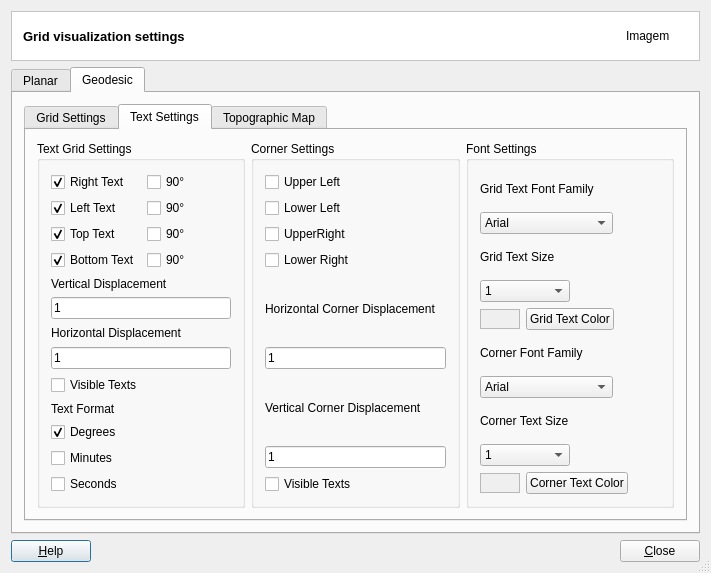
Qt form src/terralib/layout/qt/ui/GridSettings.ui (claudiobogossian/terraprint) before a commit.
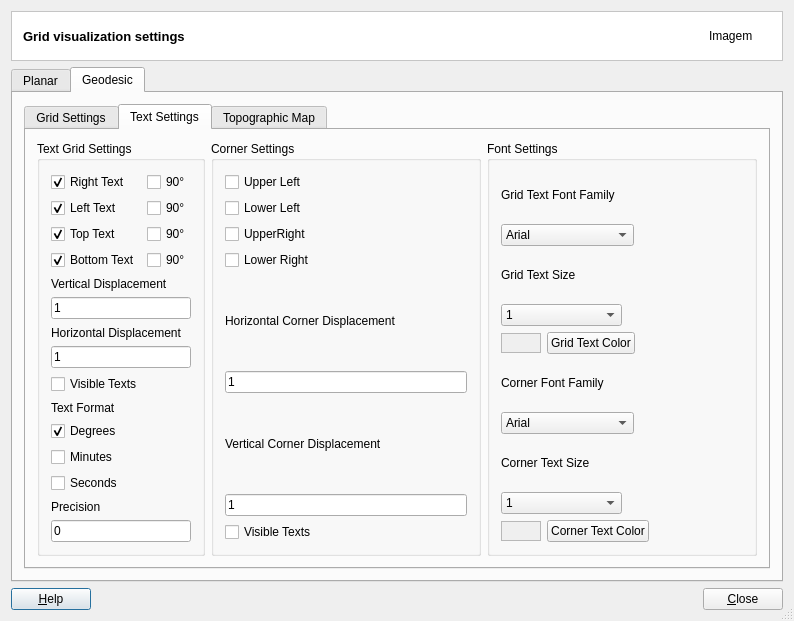
The same form after that commit. The open tabs and pages were chosen to show the change.

Commit message: Seconds precision configuration in Geodesic grid settings

The edit to the form file:
```diff
--- a/src/terralib/layout/qt/ui/GridSettings.ui
+++ b/src/terralib/layout/qt/ui/GridSettings.ui
@@ -6,8 +6,8 @@
    <rect>
     <x>0</x>
     <y>0</y>
-    <width>711</width>
-    <height>523</height>
+    <width>794</width>
+    <height>568</height>
    </rect>
   </property>
   <property name="windowTitle">
@@ -2201,8 +2201,8 @@
             </attribute>
             <layout class="QGridLayout" name="gridLayout_7">
              <item row="0" column="0">
-              <layout class="QHBoxLayout" name="horizontalLayout_13">
-               <item>
+              <layout class="QGridLayout" name="gridLayout_12">
+               <item row="0" column="0">
                 <widget class="QGroupBox" name="groupBox4_2_2">
                  <property name="title">
                   <string>Text Grid Settings</string>
@@ -2210,8 +2210,8 @@
                  <property name="flat">
                   <bool>true</bool>
                  </property>
-                 <layout class="QVBoxLayout" name="verticalLayout_11">
-                  <item>
+                 <layout class="QGridLayout" name="gridLayout_13">
+                  <item row="0" column="0" colspan="4">
                    <layout class="QHBoxLayout">
                     <item>
                      <layout class="QVBoxLayout">
@@ -2291,58 +2291,21 @@
                     </item>
                    </layout>
                   </item>
-                  <item>
-                   <widget class="QLabel" name="lbVerticalGeoDisplacement">
-                    <property name="text">
-                     <string>Vertical Displacement</string>
-                    </property>
-                    <property name="wordWrap">
-                     <bool>false</bool>
-                    </property>
-                   </widget>
-                  </item>
-                  <item>
-                   <widget class="QLineEdit" name="lneVrtGeoDisplacement">
-                    <property name="text">
-                     <string>1</string>
-                    </property>
-                   </widget>
-                  </item>
-                  <item>
-                   <widget class="QLabel" name="lbHorizontalGeoDisplacement">
-                    <property name="text">
-                     <string>Horizontal Displacement</string>
-                    </property>
-                    <property name="wordWrap">
-                     <bool>false</bool>
-                    </property>
-                   </widget>
-                  </item>
-                  <item>
-                   <widget class="QLineEdit" name="lneHrzGeoDisplacement">
-                    <property name="text">
-                     <string>1</string>
-                    </property>
-                   </widget>
-                  </item>
-                  <item>
+                  <item row="5" column="0">
                    <widget class="QCheckBox" name="chkVisibleTextsGeoText">
                     <property name="text">
                      <string>Visible Texts</string>
                     </property>
                    </widget>
                   </item>
-                  <item>
-                   <widget class="QLabel" name="lbOptionFormat">
+                  <item row="4" column="0" colspan="4">
+                   <widget class="QLineEdit" name="lneHrzGeoDisplacement">
                     <property name="text">
-                     <string>Text Format</string>
-                    </property>
-                    <property name="wordWrap">
-                     <bool>false</bool>
+                     <string>1</string>
                     </property>
                    </widget>
                   </item>
-                  <item>
+                  <item row="7" column="0">
                    <widget class="QCheckBox" name="chkDegreesGeoText">
                     <property name="text">
                      <string>Degrees</string>
@@ -2352,24 +2315,96 @@
                     </property>
                    </widget>
                   </item>
-                  <item>
+                  <item row="8" column="0">
                    <widget class="QCheckBox" name="chkMinutesGeoText">
                     <property name="text">
                      <string>Minutes</string>
                     </property>
                    </widget>
                   </item>
-                  <item>
+                  <item row="9" column="0">
                    <widget class="QCheckBox" name="chkSecondsGeoText">
                     <property name="text">
                      <string>Seconds</string>
                     </property>
                    </widget>
                   </item>
+                  <item row="10" column="0">
+                   <widget class="QLabel" name="label">
+                    <property name="sizePolicy">
+                     <sizepolicy hsizetype="Fixed" vsizetype="Preferred">
+                      <horstretch>0</horstretch>
+                      <verstretch>0</verstretch>
+                     </sizepolicy>
+                    </property>
+                    <property name="text">
+                     <string>Precision</string>
+                    </property>
+                   </widget>
+                  </item>
+                  <item row="3" column="0" colspan="4">
+                   <widget class="QLabel" name="lbHorizontalGeoDisplacement">
+                    <property name="text">
+                     <string>Horizontal Displacement</string>
+                    </property>
+                    <property name="wordWrap">
+                     <bool>false</bool>
+                    </property>
+                   </widget>
+                  </item>
+                  <item row="2" column="0" colspan="4">
+                   <widget class="QLineEdit" name="lneVrtGeoDisplacement">
+                    <property name="text">
+                     <string>1</string>
+                    </property>
+                   </widget>
+                  </item>
+                  <item row="1" column="0">
+                   <widget class="QLabel" name="lbVerticalGeoDisplacement">
+                    <property name="text">
+                     <string>Vertical Displacement</string>
+                    </property>
+                    <property name="wordWrap">
+                     <bool>false</bool>
+                    </property>
+                   </widget>
+                  </item>
+                  <item row="6" column="0">
+                   <widget class="QLabel" name="lbOptionFormat">
+                    <property name="text">
+                     <string>Text Format</string>
+                    </property>
+                    <property name="wordWrap">
+                     <bool>false</bool>
+                    </property>
+                   </widget>
+                  </item>
+                  <item row="11" column="0" colspan="4">
+                   <widget class="QLineEdit" name="lneSecPrecision">
+                    <property name="enabled">
+                     <bool>true</bool>
+                    </property>
+                    <property name="maximumSize">
+                     <size>
+                      <width>16777215</width>
+                      <height>16777215</height>
+                     </size>
+                    </property>
+                    <property name="inputMask">
+                     <string>0</string>
+                    </property>
+                    <property name="text">
+                     <string>0</string>
+                    </property>
+                    <property name="alignment">
+                     <set>Qt::AlignLeading|Qt::AlignLeft|Qt::AlignVCenter</set>
+                    </property>
+                   </widget>
+                  </item>
                  </layout>
                 </widget>
                </item>
-               <item>
+               <item row="0" column="1">
                 <widget class="QGroupBox" name="groupBox6_2_2">
                  <property name="title">
                   <string>Corner Settings</string>
@@ -2470,7 +2505,7 @@
                  </layout>
                 </widget>
                </item>
-               <item>
+               <item row="0" column="2">
                 <widget class="QGroupBox" name="groupBox5_2_2">
                  <property name="title">
                   <string>Font Settings</string>
```
Left out of the diff: 2 changed lines with no effect on the pictures. The commit also changes 8 other files.
